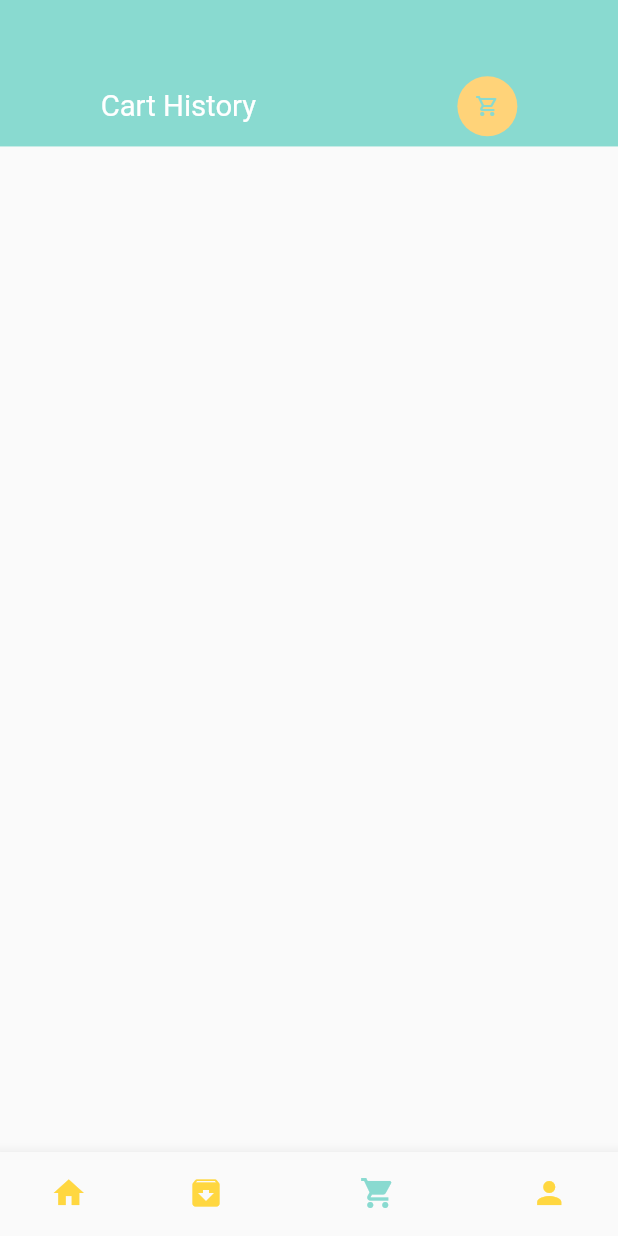
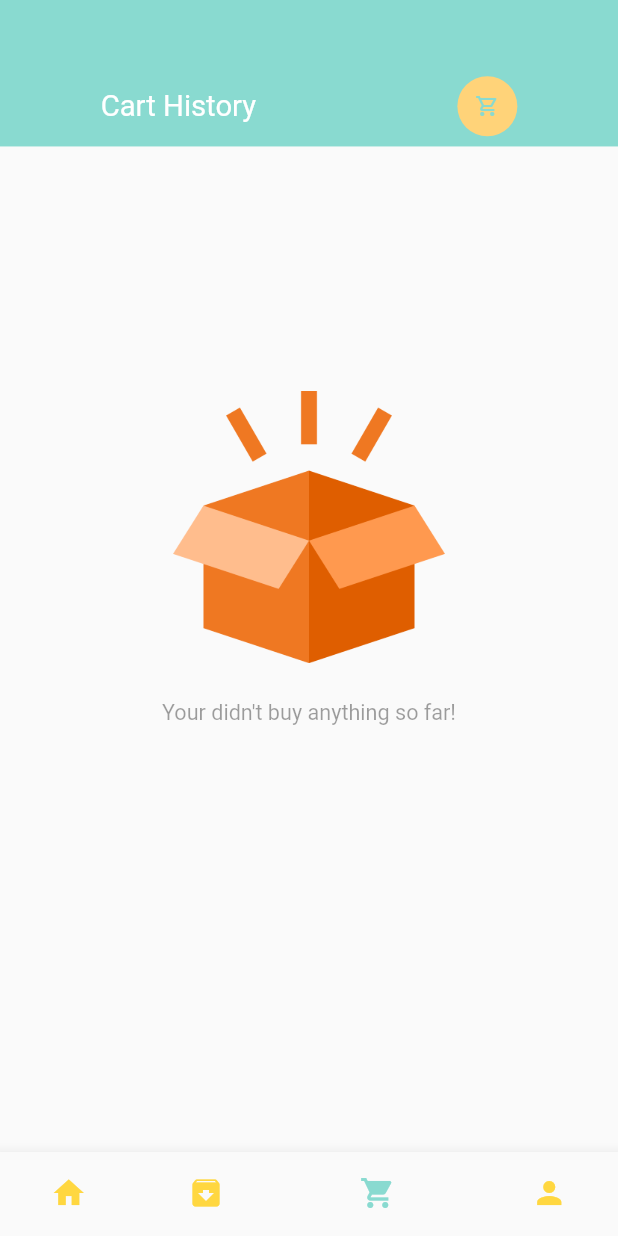
Before and after one commit to shimul53/Food-Delivery-App, a Flutter app: the screen it shows after launch, item 3 of the bottom bar chosen, on a phone screen of 412 x 824 dp. Run offline on Flutter 3.47's test engine with Material 2 defaults, Android fonts, the phone set to English and light mode, and no system bars; our stand-ins replace dots_indicator, get, persistent_bottom_nav_bar, shared_preferences; network calls fail.

Commit message:
NoDataPage

```diff
--- /dev/null
+++ b/lib/base/no_data_page.dart
@@ -0,0 +1,27 @@
+import 'package:flutter/material.dart';
+class NoDataPage extends StatelessWidget {
+  final String text;
+  final String imgPath;
+  const NoDataPage({Key? key, required this.text, this.imgPath="assets/image/empty_cart.png"}) : super(key: key);
+
+  @override
+  Widget build(BuildContext context) {
+    return Column(
+      mainAxisAlignment: MainAxisAlignment.center,
+      crossAxisAlignment: CrossAxisAlignment.stretch,
+      children: [
+        Image.asset(
+          imgPath,
+          height: MediaQuery.of(context).size.height*0.22,
+          width: MediaQuery.of(context).size.width*0.22,),
+        SizedBox(height:MediaQuery.of(context).size.height*0.03 ,),
+        Text(text,style: TextStyle(
+            fontSize: MediaQuery.of(context).size.height*0.0175,
+            color: Theme.of(context).disabledColor),
+        textAlign: TextAlign.center,
+        ),
+
+      ],
+    );
+  }
+}
--- a/lib/pages/cart/cart_history.dart
+++ b/lib/pages/cart/cart_history.dart
@@ -1,4 +1,8 @@
+import 'dart:convert';
+
 import 'package:flutter/material.dart';
+import 'package:food_delivery_app/base/no_data_page.dart';
+import 'package:food_delivery_app/routes/route_helper.dart';
 import 'package:food_delivery_app/utils/app_constants.dart';
 import 'package:food_delivery_app/utils/colors.dart';
 import 'package:food_delivery_app/utils/dimensions.dart';
@@ -9,6 +13,7 @@ import 'package:get/get.dart';
 import 'package:intl/intl.dart';
 
 import '../../controllers/cart_controller.dart';
+import '../../models/cart_model.dart';
 class CartHistory extends StatelessWidget {
   const CartHistory({Key? key}) : super(key: key);
 
@@ -25,17 +30,33 @@ class CartHistory extends StatelessWidget {
       }
     }
 
-    List<int> cartOrderTimeToList(){
+    List<int> cartItemsPerOrderToList(){
       return cartItemsPerOrder.entries.map((e)=>e.value).toList();
     }
 
-    List<int> itemsPerOrder = cartOrderTimeToList();
+    List<String> cartOrderTimeToList(){
+      return cartItemsPerOrder.entries.map((e)=>e.key).toList();
+    }
+
+    List<int> itemsPerOrder = cartItemsPerOrderToList();
     var listCounter = 0;
+
+   Widget timeWidget(int index){
+     var outputDate=DateTime.now().toString();
+     if(index<getCartHistoryList.length){
+       DateTime parseDate =   DateFormat("yyyy-MM-dd HH:mm:ss").parse(getCartHistoryList[listCounter].time!);
+       var inputDate = DateTime.parse(parseDate.toString());
+       var outputFormat = DateFormat("MM/DD/yyyy hh:mm a");
+       outputDate = outputFormat.format(inputDate);
+     }
+      return BigText(text:outputDate);
+    }
 
     return Scaffold(
 
       body: Column(
         children: [
+             //header or app bar
              Container(
                color: AppColors.mainColor,
                height: Dimensions.height10*10,
@@ -49,7 +70,10 @@ class CartHistory extends StatelessWidget {
                  ],
                ),
              ),
-             Expanded(
+
+             //body
+             GetBuilder<CartController>(builder: (_cartController){
+               return _cartController.getCartHistoryList().isNotEmpty? Expanded(
                  child: Container(
 
                    margin: EdgeInsets.only(top: Dimensions.height20,left: Dimensions.width20,right: Dimensions.width20),
@@ -66,13 +90,7 @@ class CartHistory extends StatelessWidget {
                                child: Column(
                                  crossAxisAlignment: CrossAxisAlignment.start,
                                  children: [
-                           ((){
-                           DateTime parseDate =   DateFormat("yyyy-MM-dd HH:mm:ss").parse(getCartHistoryList[listCounter].time!);
-                           var inputDate = DateTime.parse(parseDate.toString());
-                           var outputFormat = DateFormat("MM/DD/yyyy hh:mm a");
-                           var outputDate = outputFormat.format(inputDate);
-                             return BigText(text:outputDate);
-                           }()),
+                                   timeWidget(listCounter),
                                    SizedBox(height: Dimensions.height10,),
                                    Row(
                                      mainAxisAlignment: MainAxisAlignment.spaceBetween,
@@ -109,13 +127,31 @@ class CartHistory extends StatelessWidget {
                                            children: [
                                              SmallText(text: "Total",color: AppColors.titleColor),
                                              BigText(text: itemsPerOrder[i].toString()+" Items",color: AppColors.titleColor,),
-                                     Container(
+                                             GestureDetector(
+                                               onTap: (){
+                                                 var orderTime = cartOrderTimeToList();
+
+                                                 Map<int,CartModel> moreOrder = {};
+                                                 for(int j =0; j<getCartHistoryList.length;j++){
+                                                   if(getCartHistoryList[j].time==orderTime[i]){
+                                                     moreOrder.putIfAbsent(getCartHistoryList[j].id!, () =>
+                                                         CartModel.fromJson(jsonDecode(jsonEncode(getCartHistoryList[j])))
+                                                     );
+                                                   }
+                                                 }
+                                                 Get.find<CartController>().setItems =moreOrder;
+                                                 Get.find<CartController>().addToCartList();
+                                                 Get.toNamed(RouteHelper.getCartPage());
+
+                                               },
+                                               child: Container(
                                                  padding: EdgeInsets.symmetric(horizontal: Dimensions.width10,vertical: Dimensions.height10/2),
                                                  decoration: BoxDecoration(
                                                      borderRadius: BorderRadius.circular(Dimensions.radius15/3),
                                                      border: Border.all(width: 1,color: AppColors.mainColor)
                                                  ),
                                                  child: SmallText(text: "one more",color: AppColors.mainColor,),
+                                               ),
                                              )
                                            ],
                                          ),
@@ -130,7 +166,15 @@ class CartHistory extends StatelessWidget {
 
                          ],
                        )),
-             ),)
+                 ),):
+               SizedBox(
+                 height: MediaQuery.of(context).size.height/1.5,
+                   child: const Center(
+                     child: NoDataPage(
+                       text: "Your didn't buy anything so far!",
+                       imgPath: "assets/image/empty_box.png",),
+                   ));
+             })
         ],
       ),
     );
```
Also changed, not shown: lib/controllers/cart_controller.dart (+11 -0 lines), lib/pages/cart/cart_page.dart (+16 -5 lines). Lines whose indentation alone changed are shown as unchanged.
